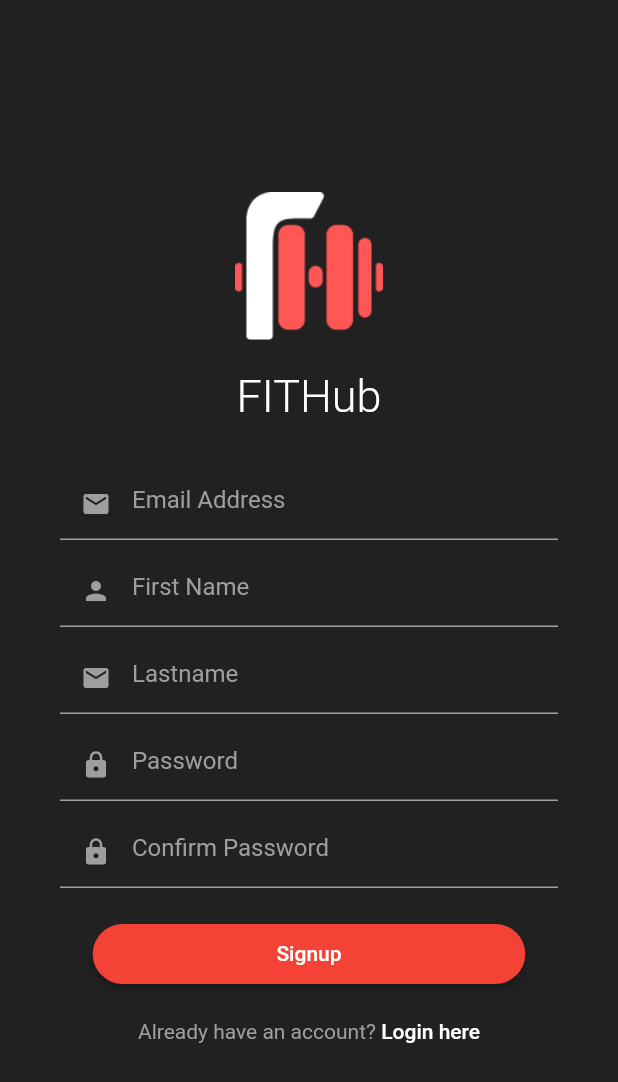
After one commit to evguevarra/fithub, a Flutter app: the SignupScreen screen opened directly, on a phone screen of 412 x 824 dp. The commit adds this screen. Shown: the top 1082 px of the screen. Run offline on Flutter 3.47's test engine with Material 2 defaults, Android fonts, the phone set to English and light mode, and no system bars; our stand-ins replace firebase_core; accounts and stored records are empty.

Commit message:
signup page created and routed

```diff
--- a/lib/main.dart
+++ b/lib/main.dart
@@ -1,5 +1,5 @@
 import 'package:firebase_core/firebase_core.dart';
-import 'package:fit_hub/screens/login-screen.dart';
+import 'package:fit_hub/screens/login_screen.dart';
 import 'package:flutter/material.dart';
 
 void main() async {
--- a/lib/screens/login-screen.dart
+++ b/lib/screens/login_screen.dart
@@ -1,3 +1,5 @@
+import 'package:fit_hub/screens/signup_screen.dart';
+import 'package:flutter/gestures.dart';
 import 'package:flutter/material.dart';
 import 'package:flutter/services.dart';
 import 'package:flutter/widgets.dart';
@@ -66,9 +68,9 @@ class _LoginScreenState extends State<LoginScreen> {
               height: 40,
             ),
             RichText(
-              text: const TextSpan(
+              text: TextSpan(
                 children: [
-                  TextSpan(
+                  const TextSpan(
                     text: 'Not yet a member?',
                     style: TextStyle(
                       color: Colors.grey,
@@ -76,8 +78,13 @@ class _LoginScreenState extends State<LoginScreen> {
                   ),
                   TextSpan(
                     text: ' Signup here',
-                    style: TextStyle(
+                    style: const TextStyle(
                         color: Colors.white, fontWeight: FontWeight.w500),
+                    recognizer: TapGestureRecognizer()
+                      ..onTap = () {
+                        Navigator.of(context).pushReplacement(MaterialPageRoute(
+                            builder: (context) => const SignupScreen()));
+                      },
                   ),
                 ],
               ),
@@ -89,7 +96,6 @@ class _LoginScreenState extends State<LoginScreen> {
               'or',
               style: TextStyle(color: Colors.grey),
             ),
-
           ],
         ),
       ),
@@ -99,16 +105,20 @@ class _LoginScreenState extends State<LoginScreen> {
   Widget buildForm() {
     return Form(
       child: Padding(
-        padding: const EdgeInsets.symmetric(horizontal: 30),
+        padding: const EdgeInsets.symmetric(horizontal: 40),
         child: Column(
           children: [
             TextFormField(
               decoration: const InputDecoration(
-                //border: UnderlineInputBorder(borderSide: BorderSide(color: Colors.white)),
+                enabledBorder: UnderlineInputBorder(
+                  borderSide: BorderSide(color: Colors.grey),
+                ),
                 hintText: 'Email Address',
+                hintStyle: TextStyle(color: Colors.grey),
                 prefixIcon: Icon(
                   Icons.email,
                   size: 20,
+                  color: Colors.grey,
                 ),
               ),
             ),
@@ -117,10 +127,15 @@ class _LoginScreenState extends State<LoginScreen> {
             ),
             TextFormField(
               decoration: const InputDecoration(
+                enabledBorder: UnderlineInputBorder(
+                  borderSide: BorderSide(color: Colors.grey),
+                ),
                 hintText: 'Password',
+                hintStyle: TextStyle(color: Colors.grey),
                 prefixIcon: Icon(
                   Icons.lock,
                   size: 20,
+                  color: Colors.grey,
                 ),
               ),
             ),
--- /dev/null
+++ b/lib/screens/signup_screen.dart
@@ -0,0 +1,183 @@
+import 'package:fit_hub/screens/login_screen.dart';
+import 'package:flutter/gestures.dart';
+import 'package:flutter/material.dart';
+import 'package:flutter/services.dart';
+
+class SignupScreen extends StatelessWidget {
+  const SignupScreen({Key? key}) : super(key: key);
+
+  @override
+  Widget build(BuildContext context) {
+    return Scaffold(
+      backgroundColor: Colors.grey.shade900,
+      appBar: AppBar(
+        backgroundColor: Colors.transparent,
+        elevation: 0,
+        systemOverlayStyle:
+            const SystemUiOverlayStyle(statusBarColor: Colors.grey),
+      ),
+      resizeToAvoidBottomInset: false,
+      extendBodyBehindAppBar: true,
+      body: Center(
+        child: Column(
+          mainAxisAlignment: MainAxisAlignment.center,
+          //crossAxisAlignment: CrossAxisAlignment.center,
+          children: [
+            Image(
+              image: const AssetImage('assets/fithub-logo.png'),
+              height: MediaQuery.of(context).size.height * 0.12,
+            ),
+            const SizedBox(
+              height: 20,
+            ),
+            const Text(
+              'FITHub',
+              style: TextStyle(
+                  color: Colors.white,
+                  fontSize: 30,
+                  fontWeight: FontWeight.w300),
+            ),
+            const SizedBox(
+              height: 30,
+            ),
+            buildForm(),
+            const SizedBox(
+              height: 20,
+            ),
+            ElevatedButton(
+              onPressed: () {},
+              child: const Text(
+                'Signup',
+                style: TextStyle(color: Colors.white),
+              ),
+              style: ElevatedButton.styleFrom(
+                primary: Colors.red,
+                shape: const StadiumBorder(),
+                minimumSize: Size(MediaQuery.of(context).size.width * 0.70, 40),
+              ),
+            ),
+            const SizedBox(
+              height: 20,
+            ),
+            RichText(
+              text: TextSpan(
+                children: [
+                  const TextSpan(
+                    text: 'Already have an account?',
+                    style: TextStyle(
+                      color: Colors.grey,
+                    ),
+                  ),
+                  TextSpan(
+                    text: ' Login here',
+                    style: const TextStyle(
+                        color: Colors.white, fontWeight: FontWeight.w500),
+                     recognizer: TapGestureRecognizer()
+                      ..onTap = () {
+                        Navigator.of(context).pushReplacement(MaterialPageRoute(
+                            builder: (context) => const LoginScreen()));
+                      },
+                  ),
+                ],
+              ),
+            ),
+          ],
+        ),
+      ),
+    );
+  }
+
+  Widget buildForm() {
+    return Form(
+      child: Padding(
+        padding: const EdgeInsets.symmetric(horizontal: 40),
+        child: Column(
+          children: [
+            TextFormField(
+              decoration: const InputDecoration(
+                enabledBorder: UnderlineInputBorder(
+                  borderSide: BorderSide(color: Colors.grey),
+                ),
+                hintText: 'Email Address',
+                hintStyle: TextStyle(color: Colors.grey),
+                prefixIcon: Icon(
+                  Icons.email,
+                  size: 20,
+                  color: Colors.grey,
+                ),
+              ),
+            ),
+            const SizedBox(
+              height: 10,
+            ),
+            TextFormField(
+              decoration: const InputDecoration(
+                enabledBorder: UnderlineInputBorder(
+                  borderSide: BorderSide(color: Colors.grey),
+                ),
+                hintText: 'First Name',
+                hintStyle: TextStyle(color: Colors.grey),
+                prefixIcon: Icon(
+                  Icons.person,
+                  size: 20,
+                  color: Colors.grey,
+                ),
+              ),
+            ),
+            const SizedBox(
+              height: 10,
+            ),
+            TextFormField(
+              decoration: const InputDecoration(
+                enabledBorder: UnderlineInputBorder(
+                  borderSide: BorderSide(color: Colors.grey),
+                ),
+                hintText: 'Lastname',
+                hintStyle: TextStyle(color: Colors.grey),
+                prefixIcon: Icon(
+                  Icons.email,
+                  size: 20,
+                  color: Colors.grey,
+                ),
+              ),
+            ),
+            const SizedBox(
+              height: 10,
+            ),
+            TextFormField(
+              decoration: const InputDecoration(
+                enabledBorder: UnderlineInputBorder(
+                  borderSide: BorderSide(color: Colors.grey),
+                ),
+                hintText: 'Password',
+                hintStyle: TextStyle(color: Colors.grey),
+                prefixIcon: Icon(
+                  Icons.lock,
+                  size: 20,
+                  color: Colors.grey,
+                ),
+              ),
+            ),
+            const SizedBox(
+              height: 10,
+            ),
+            TextFormField(
+              decoration: const InputDecoration(
+                enabledBorder: UnderlineInputBorder(
+                  borderSide: BorderSide(color: Colors.grey),
+                ),
+                hintText: 'Confirm Password',
+                hintStyle: TextStyle(color: Colors.grey),
+                prefixIcon: Icon(
+                  Icons.lock,
+                  size: 20,
+                  color: Colors.grey,
+                ),
+              ),
+            ),
+          ],
+        ),
+      ),
+    );
+  }
+}
```
